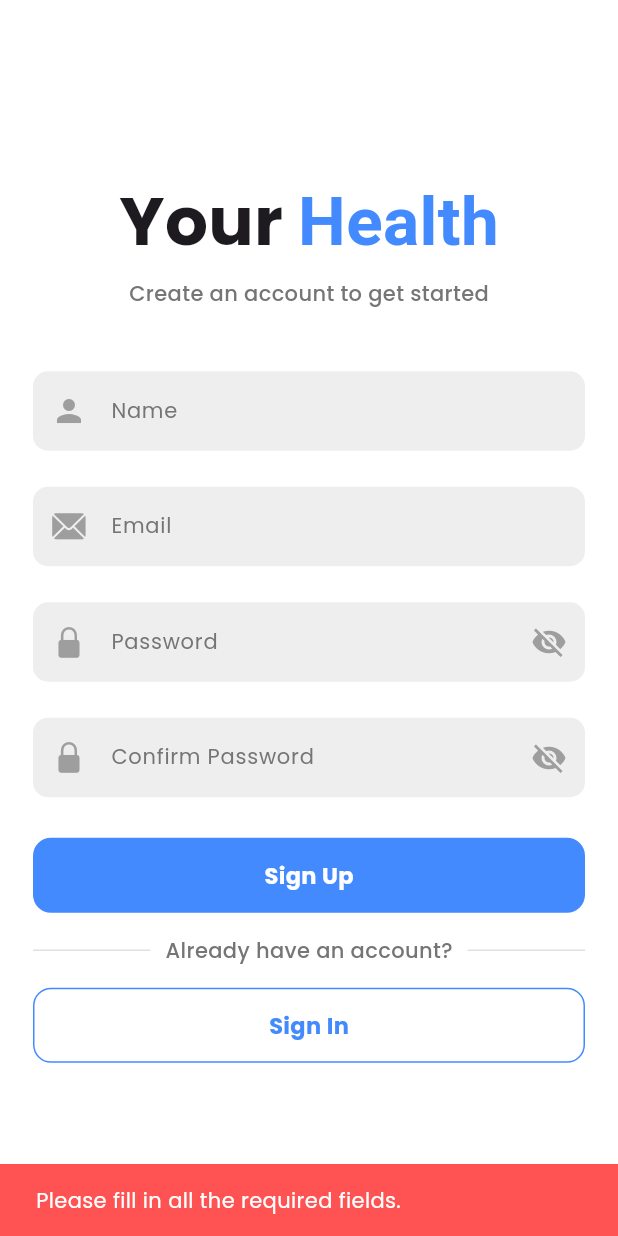
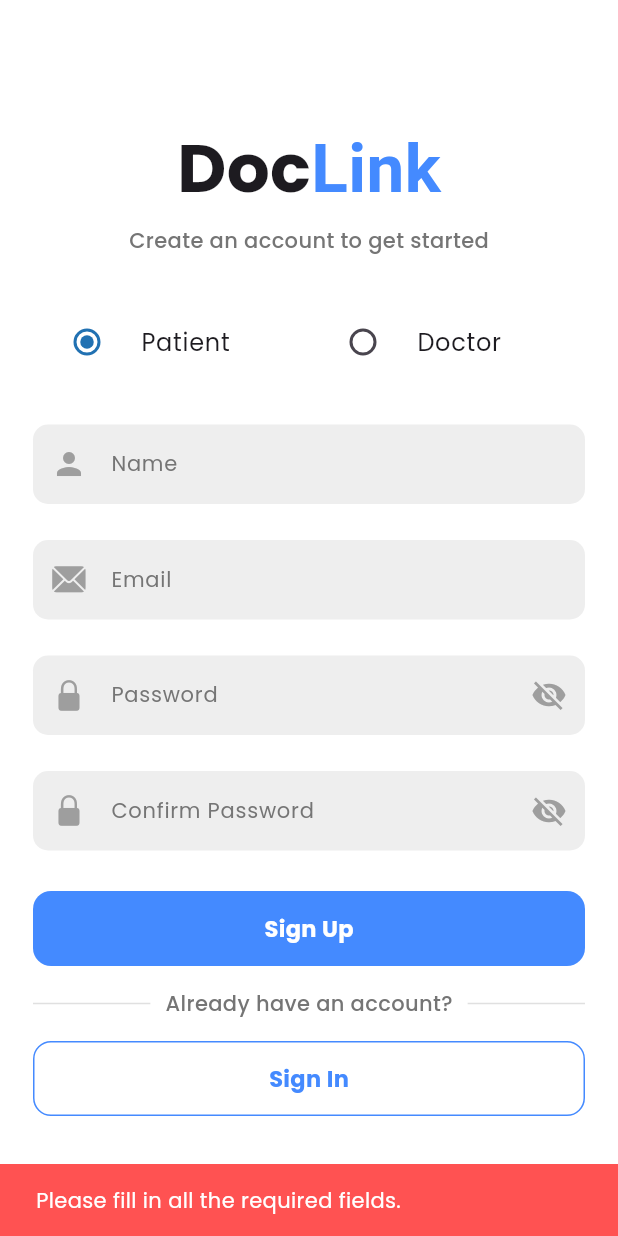
Before and after one commit to thizkavinda25/DocLink-Channeling, a Flutter app: the screen it shows after launch, after a tap on "Sign Up", on a phone screen of 412 x 824 dp. Run offline on Flutter 3.47's test engine with Material 3 defaults, Android fonts, the phone set to English and light mode, and no system bars; our stand-ins replace awesome_dialog, cloud_firestore, device_preview, firebase_auth, firebase_core, flutter_easyloading and 2 more; accounts and stored records are empty.

Commit message:
Role selector implement in Authentication

```diff
--- a/analysis_options.yaml
+++ b/analysis_options.yaml
@@ -7,6 +7,9 @@
 
 # The following line activates a set of recommended lints for Flutter apps,
 # packages, and plugins designed to encourage good coding practices.
+analyzer:
+  errors:
+    use_build_context_synchronously: ignore
 include: package:flutter_lints/flutter.yaml
 
 linter:
--- a/lib/models/user_model.dart
+++ b/lib/models/user_model.dart
@@ -2,11 +2,13 @@ class UserModel {
   String uid;
   String name;
   String email;
+  String role;
 
   UserModel({
     required this.uid,
     required this.name,
     required this.email,
+    required this.role,
   });
 
   factory UserModel.fromJson(Map<String, dynamic> json) {
@@ -14,6 +16,7 @@ class UserModel {
       uid: json['uid'],
       name: json['name'],
       email: json['email'],
+      role: json['role'],
     );
   }
 
@@ -22,6 +25,7 @@ class UserModel {
       'uid': uid,
       'name': name,
       'email': email,
+      'role': role,
     };
   }
 
--- a/lib/providers/auth_provider.dart
+++ b/lib/providers/auth_provider.dart
@@ -1,8 +1,12 @@
+// ignore_for_file: use_build_context_synchronously
+
 import 'package:e_channeling/models/user_model.dart';
+import 'package:e_channeling/screens/doctor_home_screen.dart';
 import 'package:e_channeling/screens/home_screen.dart';
 import 'package:e_channeling/services/auth_service.dart';
 import 'package:e_channeling/services/user_service.dart';
 import 'package:e_channeling/utils/custom_dialogs.dart';
+import 'package:e_channeling/utils/custom_message.dart';
 import 'package:e_channeling/utils/navigate_manage.dart';
 import 'package:flutter/material.dart';
 import 'package:flutter_easyloading/flutter_easyloading.dart';
@@ -21,6 +25,14 @@ class AuthProvider extends ChangeNotifier {
       TextEditingController();
   TextEditingController get confirmPasswordController =>
       _confirmPasswordController;
+
+  String _selectedRole = 'patient';
+  String get selectedRole => _selectedRole;
+
+  void setRole(String role) {
+    _selectedRole = role;
+    notifyListeners();
+  }
 
   Future<void> createAccount(BuildContext context) async {
     if (_nameController.text.trim().isEmpty ||
@@ -59,6 +71,7 @@ class AuthProvider extends ChangeNotifier {
           uid: user.uid,
           name: _nameController.text.trim(),
           email: _emailController.text.trim(),
+          role: _selectedRole,
         );
         final isSuccess = await UserService().saveUserData(userModel);
         if (isSuccess && context.mounted) {
@@ -97,7 +110,12 @@ class AuthProvider extends ChangeNotifier {
         context: context,
       );
       if (user != null && context.mounted) {
-        NavigateManage.goReplace(context, HomeScreen());
+        final userData = await UserService().getUserById(user.uid);
+        if (userData!.role == 'doctor' && context.mounted) {
+          NavigateManage.goReplace(context, DoctorHomeScreen());
+        } else {
+          NavigateManage.goReplace(context, HomeScreen());
+        }
       }
 
       EasyLoading.dismiss();
@@ -126,10 +144,7 @@ class AuthProvider extends ChangeNotifier {
       await AuthService().resetPassword(email: _emailController.text.trim());
 
       if (context.mounted) {
-        CustomDialogs.successMessage(
-          context,
-          'Password reset email sent successfully',
-        );
+        CustomMessage.customMessage(context);
       }
 
       _emailController.clear();
--- a/lib/screens/auth_screen.dart
+++ b/lib/screens/auth_screen.dart
@@ -30,10 +30,10 @@ class _AuthScreenState extends State<AuthScreen> {
                   Text.rich(
                     style: TextStyle(fontSize: 45, fontWeight: FontWeight.bold),
                     TextSpan(
-                      text: 'Your',
+                      text: 'Doc',
                       children: [
                         TextSpan(
-                          text: ' Health',
+                          text: 'Link',
                           style: TextStyle(color: Colors.blueAccent),
                         ),
                       ],
@@ -53,6 +53,8 @@ class _AuthScreenState extends State<AuthScreen> {
                     ),
                   ),
                   SizedBox(height: 30),
+                  if (authMode == 'signup') _roleSelector(authProvider),
+                  SizedBox(height: 15),
                   if (authMode == 'signup')
                     CustomTextField(
                       prefixIcon: Icon(
@@ -156,6 +158,35 @@ class _AuthScreenState extends State<AuthScreen> {
   }
 }
 
+Widget _roleSelector(AuthProvider authProvider) {
+  return Row(
+    children: [
+      Expanded(
+        child: RadioListTile(
+          activeColor: const Color.fromARGB(255, 33, 113, 178),
+          title: const Text('Patient'),
+          value: 'patient',
+          groupValue: authProvider.selectedRole,
+          onChanged: (value) {
+            authProvider.setRole(value!);
+          },
+        ),
+      ),
+      Expanded(
+        child: RadioListTile(
+          activeColor: const Color.fromARGB(255, 33, 113, 178),
+          title: const Text('Doctor'),
+          value: 'doctor',
+          groupValue: authProvider.selectedRole,
+          onChanged: (value) {
+            authProvider.setRole(value!);
+          },
+        ),
+      ),
+    ],
+  );
+}
+
 Widget _orDivider(String authMode) {
   return Row(
     children: [
--- a/lib/screens/splash_screen.dart
+++ b/lib/screens/splash_screen.dart
@@ -6,6 +6,9 @@ import 'package:e_channeling/utils/navigate_manage.dart';
 import 'package:firebase_auth/firebase_auth.dart';
 import 'package:flutter/material.dart';
 import 'package:lottie/lottie.dart';
+
+import '../services/user_service.dart';
+import 'doctor_home_screen.dart';
 
 class SplashScreen extends StatefulWidget {
   const SplashScreen({super.key});
@@ -17,17 +20,23 @@ class SplashScreen extends StatefulWidget {
 class _SplashScreenState extends State<SplashScreen> {
   @override
   void initState() {
-    super.initState();
-    if (FirebaseAuth.instance.currentUser == null) {
-      Timer(const Duration(seconds: 3), () {
-        NavigateManage.goReplace(context, AuthScreen());
-      });
+  super.initState();
+  Timer(const Duration(seconds: 3), () async {
+    final user = FirebaseAuth.instance.currentUser;
+
+    if (user == null) {
+      NavigateManage.goReplace(context, AuthScreen());
     } else {
-      Timer(const Duration(seconds: 3), () {
+      final userData = await UserService().getUserById(user.uid);
+
+      if (userData!.role == 'doctor') {
+        NavigateManage.goReplace(context, DoctorHomeScreen());
+      } else {
         NavigateManage.goReplace(context, HomeScreen());
-      });
+      }
     }
-  }
+  });
+}
 
   @override
   Widget build(BuildContext context) {
--- a/pubspec.yaml
+++ b/pubspec.yaml
@@ -42,6 +42,7 @@ dependencies:
   provider: ^6.1.5+1
   flutter_easyloading: ^3.0.5
   cloud_firestore: ^6.1.1
+  awesome_dialog: ^3.3.0
 
 dev_dependencies:
   flutter_test:
```
Also changed, not shown: lib/screens/doctor_home_screen.dart (added, +30 -0 lines), lib/services/user_service.dart (+8 -1 lines), lib/utils/custom_message.dart (added, +17 -0 lines), pubspec.lock, 5 other files.
